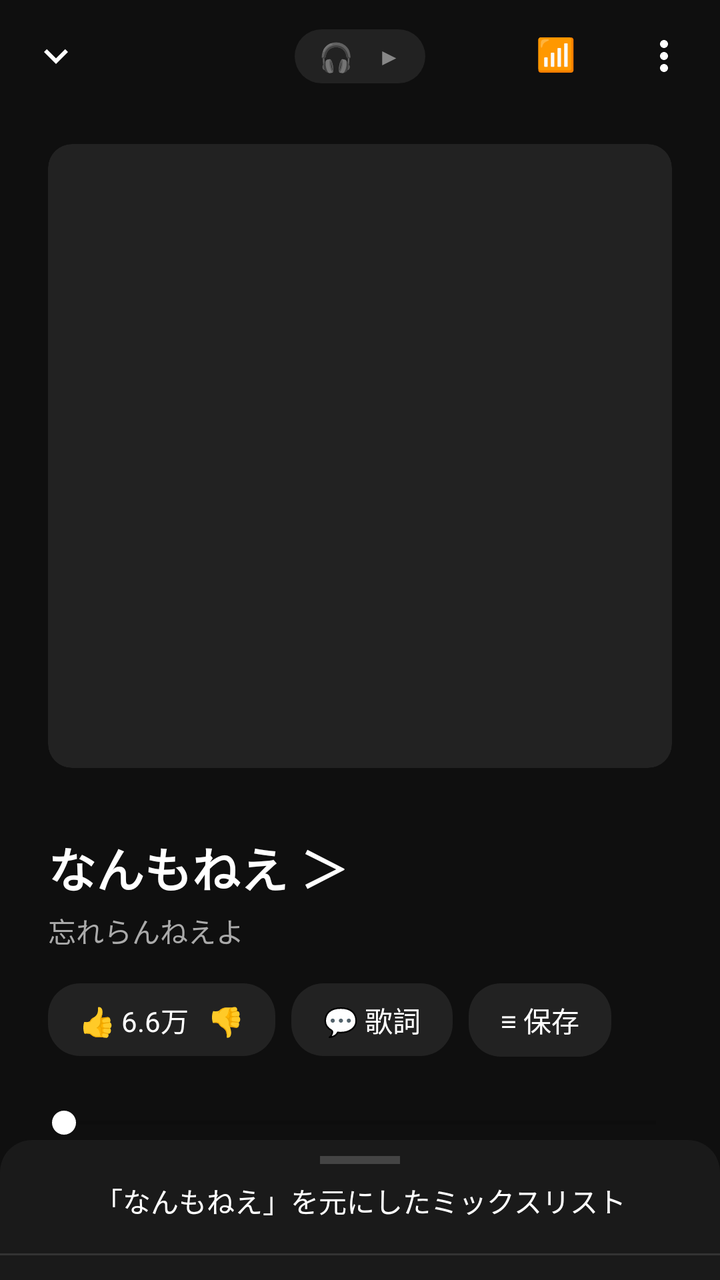
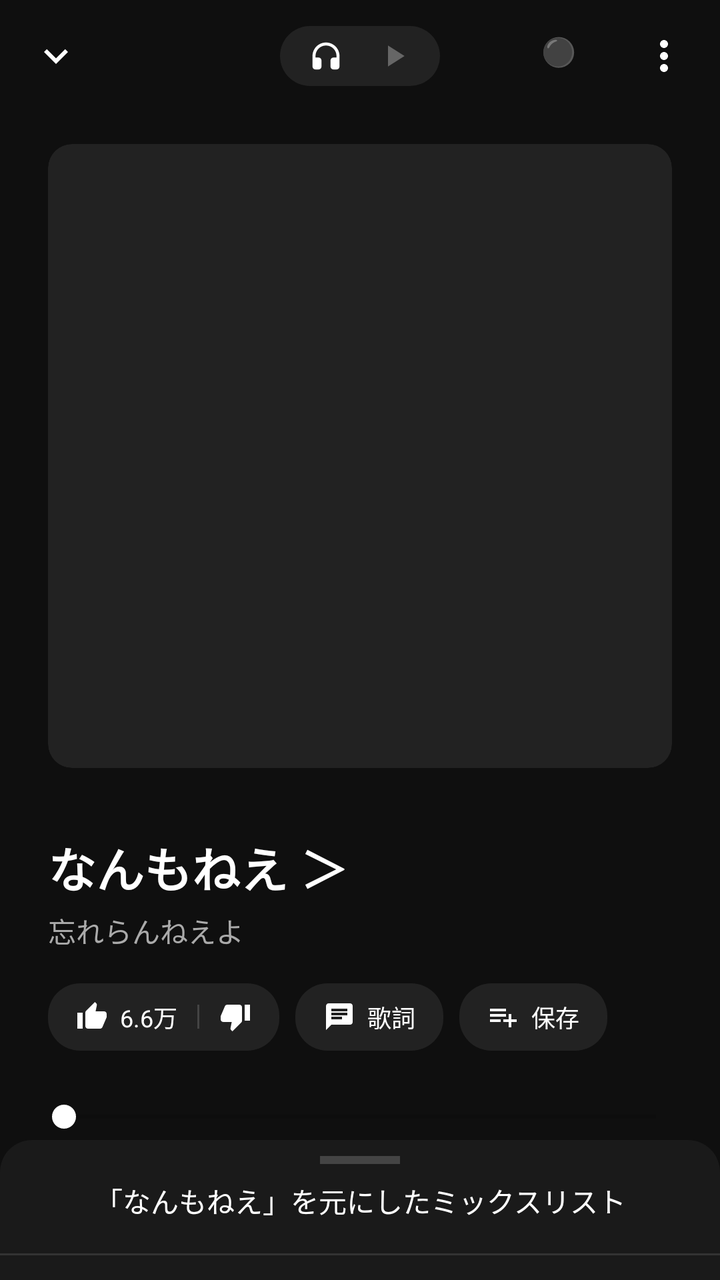

An Android layout rendered at two revisions. The XML below is the earlier revision; the diff shows what the commit changed to produce the second picture.
<!-- AndroidManifest.xml: application theme Theme.AppCompat.Light.NoActionBar -->
<!-- res/layout/activity_client_camo.xml -->
<?xml version="1.0" encoding="utf-8"?>
<androidx.coordinatorlayout.widget.CoordinatorLayout xmlns:android="http://schemas.android.com/apk/res/android"
    xmlns:app="http://schemas.android.com/apk/res-auto"
    android:layout_width="match_parent"
    android:layout_height="match_parent"
    android:background="#0F0F0F">

    
    <androidx.constraintlayout.widget.ConstraintLayout
        android:layout_width="match_parent"
        android:layout_height="match_parent">

        
        <ImageView
            android:id="@+id/btnDown"
            android:layout_width="wrap_content"
            android:layout_height="wrap_content"
            android:src="@drawable/ic_expand_more"
            android:padding="16dp"
            app:layout_constraintTop_toTopOf="parent"
            app:layout_constraintStart_toStartOf="parent" />

        
        <LinearLayout
            android:layout_width="wrap_content"
            android:layout_height="wrap_content"
            android:orientation="horizontal"
            android:background="@drawable/bg_chip_dark"
            android:paddingHorizontal="12dp"
            android:paddingVertical="4dp"
            android:gravity="center_vertical"
            app:layout_constraintTop_toTopOf="@id/btnDown"
            app:layout_constraintBottom_toBottomOf="@id/btnDown"
            app:layout_constraintStart_toStartOf="parent"
            app:layout_constraintEnd_toEndOf="parent">
            
            <TextView android:id="@+id/tvModeSong" android:layout_width="wrap_content" android:layout_height="wrap_content" android:text="🎧" android:textColor="#FFFFFF" android:paddingEnd="12dp"/>
            <TextView android:id="@+id/tvModeVideo" android:layout_width="wrap_content" android:layout_height="wrap_content" android:text="▶" android:textColor="#888888" android:textSize="12sp"/>
        </LinearLayout>

        <ImageView
            android:id="@+id/btnConfigIpCamo"
            android:layout_width="wrap_content"
            android:layout_height="wrap_content"
            android:src="@drawable/ic_more_vert"
            android:padding="16dp"
            app:layout_constraintTop_toTopOf="parent"
            app:layout_constraintEnd_toEndOf="parent" />

        <TextView
            android:id="@+id/tvTargetIpCamo"
            android:layout_width="wrap_content"
            android:layout_height="wrap_content"
            android:text="📶"
            android:textColor="#FFFFFF"
            android:textSize="16sp"
            android:padding="16dp"
            app:layout_constraintTop_toTopOf="parent"
            app:layout_constraintEnd_toStartOf="@id/btnConfigIpCamo" />

        
        <androidx.cardview.widget.CardView
            android:id="@+id/jacketCard"
            android:layout_width="0dp"
            android:layout_height="0dp"
            android:layout_marginHorizontal="24dp"
            android:layout_marginTop="16dp"
            app:cardCornerRadius="12dp"
            app:cardElevation="0dp"
            app:cardBackgroundColor="#222222"
            app:layout_constraintDimensionRatio="1:1"
            app:layout_constraintTop_toBottomOf="@id/btnDown"
            app:layout_constraintStart_toStartOf="parent"
            app:layout_constraintEnd_toEndOf="parent">

            <FrameLayout
                android:id="@+id/jacketContainer"
                android:layout_width="match_parent"
                android:layout_height="match_parent">
                
                <ImageView
                    android:id="@+id/imgJacket"
                    android:layout_width="match_parent"
                    android:layout_height="match_parent"
                    android:scaleType="centerCrop" />

                <WebView
                    android:id="@+id/webViewCamo"
                    android:layout_width="match_parent"
                    android:layout_height="match_parent"
                    android:background="#000000"
                    android:visibility="gone" />
            </FrameLayout>
        </androidx.cardview.widget.CardView>

        
        <TextView
            android:id="@+id/tvTrackTitle"
            android:layout_width="0dp"
            android:layout_height="wrap_content"
            android:layout_marginTop="32dp"
            android:layout_marginHorizontal="24dp"
            android:text="なんもねえ ＞"
            android:textColor="#FFFFFF"
            android:textSize="24sp"
            android:textStyle="bold"
            app:layout_constraintTop_toBottomOf="@id/jacketCard"
            app:layout_constraintStart_toStartOf="parent"
            app:layout_constraintEnd_toEndOf="parent" />

        <TextView
            android:id="@+id/tvTrackArtist"
            android:layout_width="0dp"
            android:layout_height="wrap_content"
            android:layout_marginHorizontal="24dp"
            android:layout_marginTop="4dp"
            android:text="忘れらんねえよ"
            android:textColor="#AAAAAA"
            android:textSize="14sp"
            app:layout_constraintTop_toBottomOf="@id/tvTrackTitle"
            app:layout_constraintStart_toStartOf="parent"
            app:layout_constraintEnd_toEndOf="parent" />

        
        <HorizontalScrollView
            android:id="@+id/actionScroll"
            android:layout_width="match_parent"
            android:layout_height="wrap_content"
            android:layout_marginTop="16dp"
            android:scrollbars="none"
            app:layout_constraintTop_toBottomOf="@id/tvTrackArtist">
            
            <LinearLayout
                android:layout_width="wrap_content"
                android:layout_height="wrap_content"
                android:orientation="horizontal"
                android:paddingHorizontal="24dp">
                
                <TextView
                    android:layout_width="wrap_content"
                    android:layout_height="wrap_content"
                    android:background="@drawable/bg_chip_dark"
                    android:text="👍 6.6万   👎"
                    android:textColor="#FFFFFF"
                    android:paddingHorizontal="16dp"
                    android:paddingVertical="8dp"
                    android:layout_marginEnd="8dp"/>
                <TextView
                    android:layout_width="wrap_content"
                    android:layout_height="wrap_content"
                    android:background="@drawable/bg_chip_dark"
                    android:text="💬 歌詞"
                    android:textColor="#FFFFFF"
                    android:paddingHorizontal="16dp"
                    android:paddingVertical="8dp"
                    android:layout_marginEnd="8dp"/>
                <TextView
                    android:layout_width="wrap_content"
                    android:layout_height="wrap_content"
                    android:background="@drawable/bg_chip_dark"
                    android:text="≡ 保存"
                    android:textColor="#FFFFFF"
                    android:paddingHorizontal="16dp"
                    android:paddingVertical="8dp"/>
            </LinearLayout>
        </HorizontalScrollView>

        
        <SeekBar
            android:id="@+id/progressBarCamo"
            android:layout_width="match_parent"
            android:layout_height="wrap_content"
            android:layout_marginHorizontal="16dp"
            android:layout_marginTop="24dp"
            android:progress="0"
            android:progressTint="#FFFFFF"
            android:thumbTint="#FFFFFF"
            app:layout_constraintTop_toBottomOf="@id/actionScroll"/>

        <TextView
            android:layout_width="wrap_content"
            android:layout_height="wrap_content"
            android:layout_marginStart="24dp"
            android:text="0:00"
            android:textColor="#888888"
            android:textSize="12sp"
            app:layout_constraintTop_toBottomOf="@id/progressBarCamo"
            app:layout_constraintStart_toStartOf="parent"/>

        <TextView
            android:layout_width="wrap_content"
            android:layout_height="wrap_content"
            android:layout_marginEnd="24dp"
            android:text="3:45"
            android:textColor="#888888"
            android:textSize="12sp"
            app:layout_constraintTop_toBottomOf="@id/progressBarCamo"
            app:layout_constraintEnd_toEndOf="parent"/>

        
        <LinearLayout
            android:layout_width="match_parent"
            android:layout_height="wrap_content"
            android:orientation="horizontal"
            android:gravity="center"
            android:layout_marginTop="16dp"
            app:layout_constraintTop_toBottomOf="@id/progressBarCamo">

            <ImageView 
                android:layout_width="0dp" 
                android:layout_height="wrap_content" 
                android:src="@drawable/ic_shuffle" 
                android:layout_weight="1"/>

            
            <ImageView
                android:id="@+id/btnPrevCamo"
                android:layout_width="0dp"
                android:layout_height="wrap_content"
                android:src="@drawable/ic_skip_previous"
                android:layout_weight="1"/>

            
            <FrameLayout
                android:layout_width="0dp"
                android:layout_height="wrap_content"
                android:layout_weight="1">
                
                <ImageView
                    android:id="@+id/btnPlayPauseCamo"
                    android:layout_width="72dp"
                    android:layout_height="72dp"
                    android:background="@drawable/bg_circle_white"
                    android:src="@drawable/ic_play_arrow_black"
                    android:padding="16dp"
                    android:layout_gravity="center" />
            </FrameLayout>

            
            <ImageView
                android:id="@+id/btnNextCamo"
                android:layout_width="0dp"
                android:layout_height="wrap_content"
                android:src="@drawable/ic_skip_next"
                android:layout_weight="1"/>
                
            <ImageView 
                android:layout_width="0dp" 
                android:layout_height="wrap_content" 
                android:src="@drawable/ic_repeat" 
                android:layout_weight="1"/>
        </LinearLayout>

    </androidx.constraintlayout.widget.ConstraintLayout>

    
    <LinearLayout
        android:id="@+id/bottomSheet"
        android:layout_width="match_parent"
        android:layout_height="500dp"
        android:background="@drawable/bg_bottom_sheet"
        android:orientation="vertical"
        android:paddingTop="8dp"
        app:layout_behavior="com.google.android.material.bottomsheet.BottomSheetBehavior"
        app:behavior_hideable="false"
        app:behavior_peekHeight="70dp">

        <View
            android:layout_width="40dp"
            android:layout_height="4dp"
            android:background="#444444"
            android:layout_gravity="center_horizontal"
            android:layout_marginBottom="8dp"/>

        <TextView
            android:id="@+id/tvMixListTitle"
            android:layout_width="match_parent"
            android:layout_height="wrap_content"
            android:text="「なんもねえ」を元にしたミックスリスト"
            android:textColor="#FFFFFF"
            android:textSize="14sp"
            android:gravity="center"
            android:paddingBottom="16dp" />
            
        <View android:layout_width="match_parent" android:layout_height="1dp" android:background="#333333"/>

        <ListView
            android:id="@+id/lvVaultCamo"
            android:layout_width="match_parent"
            android:layout_height="match_parent" />

    </LinearLayout>

</androidx.coordinatorlayout.widget.CoordinatorLayout>
<!-- resources referenced by this layout -->
<resources>
  <!-- drawable bg_bottom_sheet (drawable) -->
  <?xml version="1.0" encoding="utf-8"?>
  <shape xmlns:android="http://schemas.android.com/apk/res/android">
      <solid android:color="#1A1A1A"/>
      <corners android:topLeftRadius="16dp" android:topRightRadius="16dp"/>
  </shape>
  <!-- drawable bg_chip_dark (drawable) -->
  <?xml version="1.0" encoding="utf-8"?>
  <shape xmlns:android="http://schemas.android.com/apk/res/android">
      <solid android:color="#222222"/>
      <corners android:radius="16dp"/>
  </shape>
  <!-- drawable bg_circle_white (drawable) -->
  <?xml version="1.0" encoding="utf-8"?>
  <shape xmlns:android="http://schemas.android.com/apk/res/android" android:shape="oval">
      <solid android:color="#FFFFFF"/>
  </shape>
  <!-- drawable ic_skip_previous (drawable) -->
  <?xml version="1.0" encoding="utf-8"?>
  <vector xmlns:android="http://schemas.android.com/apk/res/android"
      android:width="36dp" android:height="36dp"
      android:viewportWidth="24" android:viewportHeight="24"
      android:tint="#FFFFFF">
      <path android:fillColor="@android:color/white" android:pathData="M6,6h2v12H6zm3.5,6l8.5,6V6z"/>
  </vector>
  <!-- unchanged entries left out for length: 6 -->
</resources>

<!-- the commit's change to res/layout/activity_client_camo.xml (unified diff, before → after) -->
@@ -26,16 +26,28 @@
             android:layout_height="wrap_content"
             android:orientation="horizontal"
             android:background="@drawable/bg_chip_dark"
-            android:paddingHorizontal="12dp"
-            android:paddingVertical="4dp"
+            android:paddingHorizontal="14dp"
+            android:paddingVertical="6dp"
             android:gravity="center_vertical"
             app:layout_constraintTop_toTopOf="@id/btnDown"
             app:layout_constraintBottom_toBottomOf="@id/btnDown"
             app:layout_constraintStart_toStartOf="parent"
             app:layout_constraintEnd_toEndOf="parent">
-            
-            <TextView android:id="@+id/tvModeSong" android:layout_width="wrap_content" android:layout_height="wrap_content" android:text="🎧" android:textColor="#FFFFFF" android:paddingEnd="12dp"/>
-            <TextView android:id="@+id/tvModeVideo" android:layout_width="wrap_content" android:layout_height="wrap_content" android:text="▶" android:textColor="#888888" android:textSize="12sp"/>
+
+            <ImageView
+                android:id="@+id/ivModeSong"
+                android:layout_width="18dp"
+                android:layout_height="18dp"
+                android:src="@drawable/ic_headphones"
+                app:tint="#FFFFFF"
+                android:layout_marginEnd="16dp" />
+
+            <ImageView
+                android:id="@+id/ivModeVideo"
+                android:layout_width="18dp"
+                android:layout_height="18dp"
+                android:src="@drawable/ic_play_arrow"
+                app:tint="#666666" />
         </LinearLayout>
 
         <ImageView
@@ -47,13 +59,14 @@
             app:layout_constraintTop_toTopOf="parent"
             app:layout_constraintEnd_toEndOf="parent" />
 
+        
         <TextView
             android:id="@+id/tvTargetIpCamo"
             android:layout_width="wrap_content"
             android:layout_height="wrap_content"
-            android:text="📶"
+            android:text="⚫"
             android:textColor="#FFFFFF"
-            android:textSize="16sp"
+            android:textSize="14sp"
             android:padding="16dp"
             app:layout_constraintTop_toTopOf="parent"
             app:layout_constraintEnd_toStartOf="@id/btnConfigIpCamo" />
@@ -77,7 +90,7 @@
                 android:id="@+id/jacketContainer"
                 android:layout_width="match_parent"
                 android:layout_height="match_parent">
-                
+
                 <ImageView
                     android:id="@+id/imgJacket"
                     android:layout_width="match_parent"
@@ -129,39 +142,102 @@
             android:layout_marginTop="16dp"
             android:scrollbars="none"
             app:layout_constraintTop_toBottomOf="@id/tvTrackArtist">
-            
+
             <LinearLayout
                 android:layout_width="wrap_content"
                 android:layout_height="wrap_content"
                 android:orientation="horizontal"
                 android:paddingHorizontal="24dp">
+
                 
-                <TextView
+                <LinearLayout
                     android:layout_width="wrap_content"
                     android:layout_height="wrap_content"
+                    android:orientation="horizontal"
                     android:background="@drawable/bg_chip_dark"
-                    android:text="👍 6.6万   👎"
-                    android:textColor="#FFFFFF"
-                    android:paddingHorizontal="16dp"
+                    android:paddingHorizontal="14dp"
                     android:paddingVertical="8dp"
-                    android:layout_marginEnd="8dp"/>
-                <TextView
+                    android:gravity="center_vertical"
+                    android:layout_marginEnd="8dp">
+
+                    <ImageView
+                        android:layout_width="16dp"
+                        android:layout_height="16dp"
+                        android:src="@drawable/ic_thumb_up"
+                        app:tint="#FFFFFF" />
+
+                    <TextView
+                        android:layout_width="wrap_content"
+                        android:layout_height="wrap_content"
+                        android:text="6.6万"
+                        android:textColor="#FFFFFF"
+                        android:textSize="12sp"
+                        android:layout_marginStart="6dp"
+                        android:layout_marginEnd="10dp" />
+
+                    <View
+                        android:layout_width="1dp"
+                        android:layout_height="12dp"
+                        android:background="#444444"
+                        android:layout_marginEnd="10dp" />
+
+                    <ImageView
+                        android:layout_width="16dp"
+                        android:layout_height="16dp"
+                        android:src="@drawable/ic_thumb_down"
+                        app:tint="#FFFFFF" />
+                </LinearLayout>
+
+                
+                <LinearLayout
                     android:layout_width="wrap_content"
                     android:layout_height="wrap_content"
+                    android:orientation="horizontal"
                     android:background="@drawable/bg_chip_dark"
-                    android:text="💬 歌詞"
-                    android:textColor="#FFFFFF"
-                    android:paddingHorizontal="16dp"
+                    android:paddingHorizontal="14dp"
                     android:paddingVertical="8dp"
-                    android:layout_marginEnd="8dp"/>
-                <TextView
+                    android:gravity="center_vertical"
+                    android:layout_marginEnd="8dp">
+
+                    <ImageView
+                        android:layout_width="16dp"
+                        android:layout_height="16dp"
+                        android:src="@drawable/ic_chat"
+                        app:tint="#FFFFFF"
+                        android:layout_marginEnd="6dp" />
+
+                    <TextView
+                        android:layout_width="wrap_content"
+                        android:layout_height="wrap_content"
+                        android:text="歌詞"
+                        android:textColor="#FFFFFF"
+                        android:textSize="12sp" />
+                </LinearLayout>
+
+                
+                <LinearLayout
                     android:layout_width="wrap_content"
                     android:layout_height="wrap_content"
+                    android:orientation="horizontal"
                     android:background="@drawable/bg_chip_dark"
-                    android:text="≡ 保存"
-                    android:textColor="#FFFFFF"
-                    android:paddingHorizontal="16dp"
-                    android:paddingVertical="8dp"/>
+                    android:paddingHorizontal="14dp"
+                    android:paddingVertical="8dp"
+                    android:gravity="center_vertical">
+
+                    <ImageView
+                        android:layout_width="16dp"
+                        android:layout_height="16dp"
+                        android:src="@drawable/ic_playlist_add"
+                        app:tint="#FFFFFF"
+                        android:layout_marginEnd="6dp" />
+
+                    <TextView
+                        android:layout_width="wrap_content"
+                        android:layout_height="wrap_content"
+                        android:text="保存"
+                        android:textColor="#FFFFFF"
+                        android:textSize="12sp" />
+                </LinearLayout>
             </LinearLayout>
         </HorizontalScrollView>
 
@@ -206,10 +282,10 @@
             android:layout_marginTop="16dp"
             app:layout_constraintTop_toBottomOf="@id/progressBarCamo">
 
-            <ImageView 
-                android:layout_width="0dp" 
-                android:layout_height="wrap_content" 
-                android:src="@drawable/ic_shuffle" 
+            <ImageView
+                android:layout_width="0dp"
+                android:layout_height="wrap_content"
+                android:src="@drawable/ic_shuffle"
                 android:layout_weight="1"/>
 
             
@@ -225,7 +301,7 @@
                 android:layout_width="0dp"
                 android:layout_height="wrap_content"
                 android:layout_weight="1">
-                
+
                 <ImageView
                     android:id="@+id/btnPlayPauseCamo"
                     android:layout_width="72dp"
@@ -243,11 +319,11 @@
                 android:layout_height="wrap_content"
                 android:src="@drawable/ic_skip_next"
                 android:layout_weight="1"/>
-                
-            <ImageView 
-                android:layout_width="0dp" 
-                android:layout_height="wrap_content" 
-                android:src="@drawable/ic_repeat" 
+
+            <ImageView
+                android:layout_width="0dp"
+                android:layout_height="wrap_content"
+                android:src="@drawable/ic_repeat"
                 android:layout_weight="1"/>
         </LinearLayout>
 
@@ -281,7 +357,7 @@
             android:textSize="14sp"
             android:gravity="center"
             android:paddingBottom="16dp" />
-            
+
         <View android:layout_width="match_parent" android:layout_height="1dp" android:background="#333333"/>
 
         <ListView
<!-- resource entries referenced after the edit -->
@@ -17,6 +17,46 @@
   <shape xmlns:android="http://schemas.android.com/apk/res/android" android:shape="oval">
       <solid android:color="#FFFFFF"/>
   </shape>
+  <!-- drawable ic_chat (drawable) -->
+  <vector xmlns:android="http://schemas.android.com/apk/res/android"
+      android:width="20dp"
+      android:height="20dp"
+      android:viewportWidth="24"
+      android:viewportHeight="24">
+    <path
+        android:fillColor="#FFFFFFFF"
+        android:pathData="M20,2H4c-1.1,0 -1.99,0.9 -1.99,2L2,22l4,-4h14c1.1,0 2,-0.9 2,-2V4c0,-1.1 -0.9,-2 -2,-2zM6,9h12v2H6V9zm8,5H6v-2h8v2zm4,-6H6V6h12v2z"/>
+  </vector>
+  <!-- drawable ic_headphones (drawable) -->
+  <vector xmlns:android="http://schemas.android.com/apk/res/android"
+      android:width="24dp"
+      android:height="24dp"
+      android:viewportWidth="24"
+      android:viewportHeight="24">
+    <path
+        android:fillColor="#FFFFFFFF"
+        android:pathData="M12,3c-4.97,0 -9,4.03 -9,9v7c0,1.1 0.9,2 2,2h2c1.1,0 2,-0.9 2,-2v-4c0,-1.1 -0.9,-2 -2,-2L5,13v-1c0,-3.87 3.13,-7 7,-7s7,3.13 7,7v1h-2c-1.1,0 -2,0.9 -2,2v4c0,1.1 0.9,2 2,2h2c1.1,0 2,-0.9 2,-2v-7c0,-4.97 -4.03,-9 -9,-9z"/>
+  </vector>
+  <!-- drawable ic_play_arrow (drawable) -->
+  <vector xmlns:android="http://schemas.android.com/apk/res/android"
+      android:width="24dp"
+      android:height="24dp"
+      android:viewportWidth="24"
+      android:viewportHeight="24">
+    <path
+        android:fillColor="#FFFFFFFF"
+        android:pathData="M8,5v14l11,-7z"/>
+  </vector>
+  <!-- drawable ic_playlist_add (drawable) -->
+  <vector xmlns:android="http://schemas.android.com/apk/res/android"
+      android:width="20dp"
+      android:height="20dp"
+      android:viewportWidth="24"
+      android:viewportHeight="24">
+    <path
+        android:fillColor="#FFFFFFFF"
+        android:pathData="M14,10H2v2h12v-2zm0,-4H2v2h12V6zm4,8v-4h-2v4h-4v2h4v4h2v-4h4v-2h-4zM2,16h8v-2H2v2z"/>
+  </vector>
   <!-- drawable ic_skip_previous (drawable) -->
   <?xml version="1.0" encoding="utf-8"?>
   <vector xmlns:android="http://schemas.android.com/apk/res/android"
@@ -25,6 +65,26 @@
       android:tint="#FFFFFF">
       <path android:fillColor="@android:color/white" android:pathData="M6,6h2v12H6zm3.5,6l8.5,6V6z"/>
   </vector>
+  <!-- drawable ic_thumb_down (drawable) -->
+  <vector xmlns:android="http://schemas.android.com/apk/res/android"
+      android:width="20dp"
+      android:height="20dp"
+      android:viewportWidth="24"
+      android:viewportHeight="24">
+    <path
+        android:fillColor="#FFFFFFFF"
+        android:pathData="M15,3H6c-0.83,0 -1.54,0.5 -1.84,1.22l-3.02,7.05c-0.09,0.23 -0.14,0.47 -0.14,0.73v2c0,1.1 0.9,2 2,2h6.31l-0.95,4.57 -0.03,0.32c0,0.41 0.17,0.79 0.44,1.06L9.83,23l6.59,-6.59c0.36,-0.36 0.58,-0.86 0.58,-1.41V5c0,-1.1 -0.9,-2 -2,-2zm4,0v12h4V3h-4z"/>
+  </vector>
+  <!-- drawable ic_thumb_up (drawable) -->
+  <vector xmlns:android="http://schemas.android.com/apk/res/android"
+      android:width="20dp"
+      android:height="20dp"
+      android:viewportWidth="24"
+      android:viewportHeight="24">
+    <path
+        android:fillColor="#FFFFFFFF"
+        android:pathData="M1,21h4V9H1v12zm22,-11c0,-1.1 -0.9,-2 -2,-2h-6.31l0.95,-4.57 0.03,-0.32c0,-0.41 -0.17,-0.79 -0.44,-1.06L14.17,1 7.59,7.59C7.22,7.95 7,8.45 7,9v10c0,1.1 0.9,2 2,2h9c0.83,0 1.54,-0.5 1.84,-1.22l3.02,-7.05c0.09,-0.23 0.14,-0.47 0.14,-0.73v-2z"/>
+  </vector>
   <!-- unchanged entries left out for length: 6 -->
 </resources>
 
